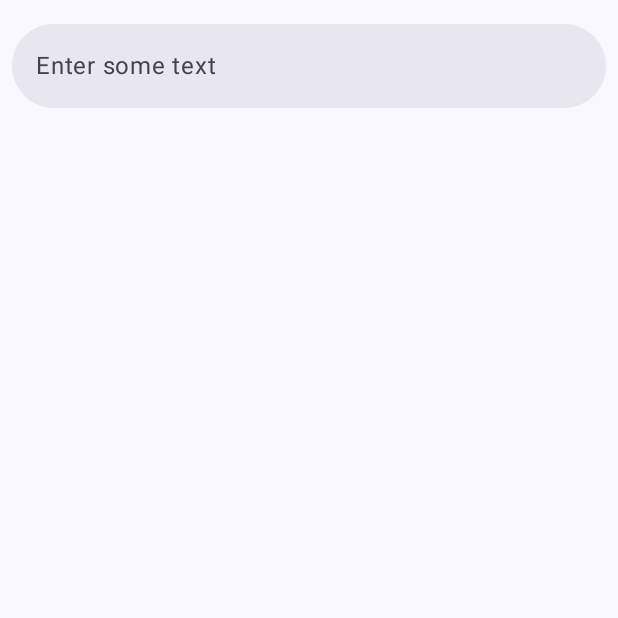
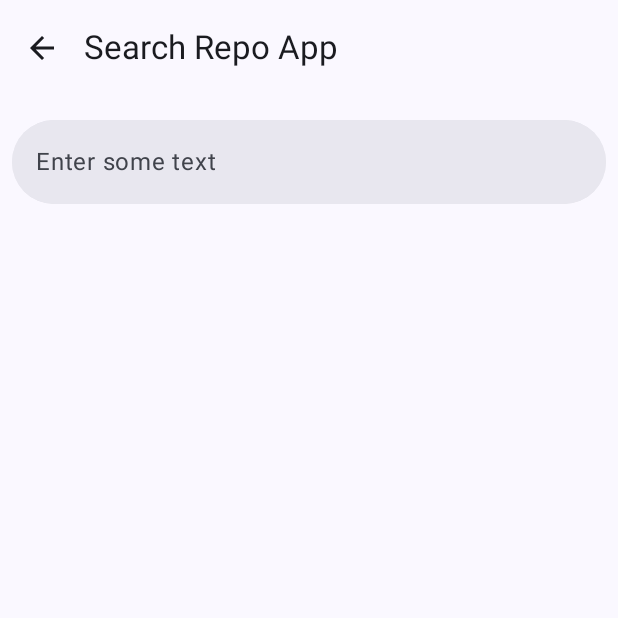
Before and after one commit to Rychne/search-repo-app, an Android app built with Jetpack Compose: the screen it shows after launch (MainActivity), on a phone screen of 412 x 824 dp, the top half of it. Run offline under Robolectric (Android 15) with nearby library versions, the phone set to English and light mode, and no system bars; our stand-ins replace Dagger/Hilt's generated code, paging.

Commit message:
Details screen

```diff
--- a/app/src/main/java/com/rychne/searchrepo/model/Repo.kt
+++ b/app/src/main/java/com/rychne/searchrepo/model/Repo.kt
@@ -6,8 +6,8 @@ import java.util.Date
 data class Repo(
     val owner: RepoOwner,
     val name: String,
-    val description: String,
-    val link: String,
+    val description: String?,
+    val link: String?,
     @SerializedName("stargazers_count")
     val stars: Int,
     @SerializedName("forks_count")
--- a/app/src/main/java/com/rychne/searchrepo/repository/RepoPagingSource.kt
+++ b/app/src/main/java/com/rychne/searchrepo/repository/RepoPagingSource.kt
@@ -13,7 +13,6 @@ class RepoPagingSource(private val dataSource: SearchRepoApi, private val query:
     override suspend fun load(params: LoadParams<Int>): LoadResult<Int, Repo> {
         return try {
             val nextPageNumber = params.key ?: 1
-//            val prevPageNumber = params.key?.minus(1) ?: 1
             val response = dataSource.getRepositories(query, nextPageNumber).body()?.items ?: emptyList()
             LoadResult.Page(
                 data = response,
--- a/app/src/main/java/com/rychne/searchrepo/ui/MainActivity.kt
+++ b/app/src/main/java/com/rychne/searchrepo/ui/MainActivity.kt
@@ -3,27 +3,60 @@ package com.rychne.searchrepo.ui
 import android.os.Bundle
 import androidx.activity.ComponentActivity
 import androidx.activity.compose.setContent
-import androidx.compose.foundation.layout.fillMaxSize
-import androidx.compose.material3.MaterialTheme
-import androidx.compose.material3.Surface
+import androidx.compose.foundation.layout.Box
+import androidx.compose.foundation.layout.padding
+import androidx.compose.material.icons.Icons
+import androidx.compose.material.icons.filled.ArrowBack
+import androidx.compose.material3.*
 import androidx.compose.runtime.Composable
 import androidx.compose.ui.Modifier
 import androidx.compose.ui.tooling.preview.Preview
+import androidx.hilt.navigation.compose.hiltViewModel
+import androidx.navigation.compose.NavHost
+import androidx.navigation.compose.composable
+import androidx.navigation.compose.rememberNavController
 import com.rychne.searchrepo.ui.theme.SearchRepoAppTheme
+import com.rychne.searchrepo.viewmodel.RepoViewModel
 import dagger.hilt.android.AndroidEntryPoint
 
 @AndroidEntryPoint
 class MainActivity : ComponentActivity() {
 
+    @OptIn(ExperimentalMaterial3Api::class)
     override fun onCreate(savedInstanceState: Bundle?) {
         super.onCreate(savedInstanceState)
         setContent {
             SearchRepoAppTheme {
-                Surface(
-                    modifier = Modifier.fillMaxSize(),
-                    color = MaterialTheme.colorScheme.background
-                ) {
-                    RepoListScreen()
+                Scaffold(
+                    topBar = {
+                        TopAppBar(
+                            title = { Text("Search Repo App") },
+                            navigationIcon = {
+                                IconButton(onClick = {}) {
+                                    Icon(Icons.Filled.ArrowBack, "backIcon")
+                                }
+                            },
+                        )
+                    }
+                ) { contentPadding ->
+                    val navController = rememberNavController()
+
+                    val viewModel: RepoViewModel = hiltViewModel()
+
+
+                    Box(modifier = Modifier.padding(contentPadding)) {
+                        NavHost(navController = navController, startDestination = "repolist") {
+                            composable("repolist") {
+                                RepoListScreen(viewModel, openDetails = {
+                                    navController.navigate(
+                                        "repoDetail"
+                                    )
+                                })
+                            }
+                            composable("repodetail") { RepoDetailsScreen(viewModel) }
+                        }
+                    }
+
                 }
             }
         }
--- a/app/src/main/java/com/rychne/searchrepo/ui/RepoListScreen.kt
+++ b/app/src/main/java/com/rychne/searchrepo/ui/RepoListScreen.kt
@@ -22,7 +22,7 @@ import java.text.SimpleDateFormat
 
 @OptIn(ExperimentalMaterial3Api::class)
 @Composable
-fun RepoListScreen(viewModel: RepoViewModel = hiltViewModel()) {
+fun RepoListScreen(viewModel: RepoViewModel, openDetails: () -> Unit) {
 
     var query by remember { mutableStateOf("") }
     val pagingDataFlow = remember {
@@ -47,13 +47,14 @@ fun RepoListScreen(viewModel: RepoViewModel = hiltViewModel()) {
         }
 
         if (lazyPagingItems != null) {
-            RepoList(lazyPagingItems)
+            RepoList(lazyPagingItems) { repo: Repo -> viewModel.selectRepo(repo); openDetails() }
         }
     }
 }
 
+@OptIn(ExperimentalMaterial3Api::class)
 @Composable
-fun RepoList(lazyPagingItems: LazyPagingItems<Repo>) {
+fun RepoList(lazyPagingItems: LazyPagingItems<Repo>, onClicked: (Repo) -> Unit) {
 
 
     LazyColumn(contentPadding = PaddingValues(8.dp)) {
@@ -71,17 +72,22 @@ fun RepoList(lazyPagingItems: LazyPagingItems<Repo>) {
         }
 
         itemsIndexed(lazyPagingItems) { _, item ->
+            item?.let {
+                Card(onClick = { onClicked(it) }) {
                     ListItem(
                         headlineText = {
                             Text(
-                        item?.name ?: "",
+                                it.name,
                                 fontSize = 24.sp,
                                 fontWeight = FontWeight.Bold
                             )
                         },
-                supportingText = { Text(item?.description ?: "", fontSize = 18.sp) },
-                trailingContent = { RepoListItemTrailingContent(repo = item) }
+                        supportingText = { Text(it.description ?: "", fontSize = 18.sp) },
+                        trailingContent = { RepoListItemTrailingContent(repo = it) },
                     )
+                }
+            }
+
             Divider()
         }
 
--- a/app/src/main/java/com/rychne/searchrepo/viewmodel/RepoViewModel.kt
+++ b/app/src/main/java/com/rychne/searchrepo/viewmodel/RepoViewModel.kt
@@ -14,16 +14,22 @@ import com.rychne.searchrepo.repository.RepoPagingSource
 import dagger.hilt.android.lifecycle.HiltViewModel
 import kotlinx.coroutines.flow.Flow
 import javax.inject.Inject
+import javax.inject.Singleton
 
 @HiltViewModel
 class RepoViewModel @Inject constructor(
     private val searchRepoApi: SearchRepoApi
 ) : ViewModel() {
     var pagingDataFlow: MutableState<Flow<PagingData<Repo>>?> = mutableStateOf(null)
+    val clickedRepo: MutableState<Repo?> = mutableStateOf(null)
 
     fun searchRepos(query: String) {
         pagingDataFlow.value = Pager(PagingConfig(pageSize = 30, enablePlaceholders = true)) {
             RepoPagingSource(searchRepoApi, query)
         }.flow.cachedIn(viewModelScope)
     }
+
+    fun selectRepo(repo: Repo) {
+        clickedRepo.value = repo
+    }
 }
--- a/build.gradle
+++ b/build.gradle
@@ -1,6 +1,7 @@
 buildscript {
     ext {
         paging_version = '3.1.1'
+        nav_version = "2.5.3"
     }
     repositories {
         google()
```
Also changed, not shown: app/build.gradle (+7 -0 lines), app/src/main/java/com/rychne/searchrepo/ui/RepoDetailsScreen.kt (added, +85 -0 lines). Lines whose indentation alone changed are shown as unchanged.
